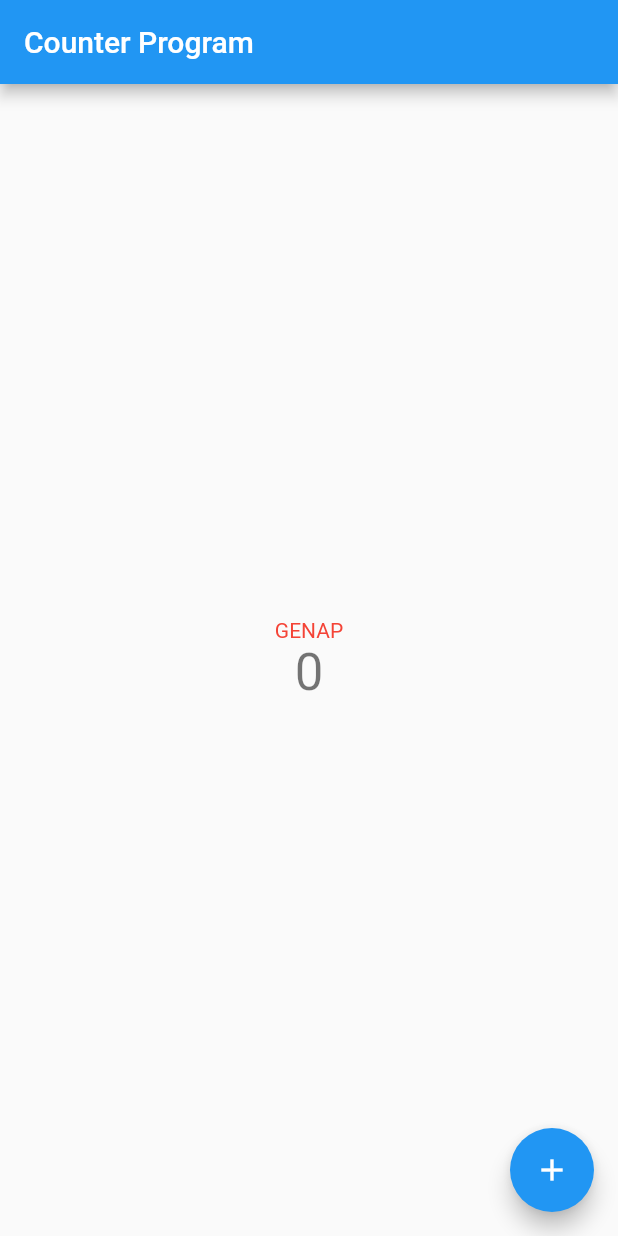
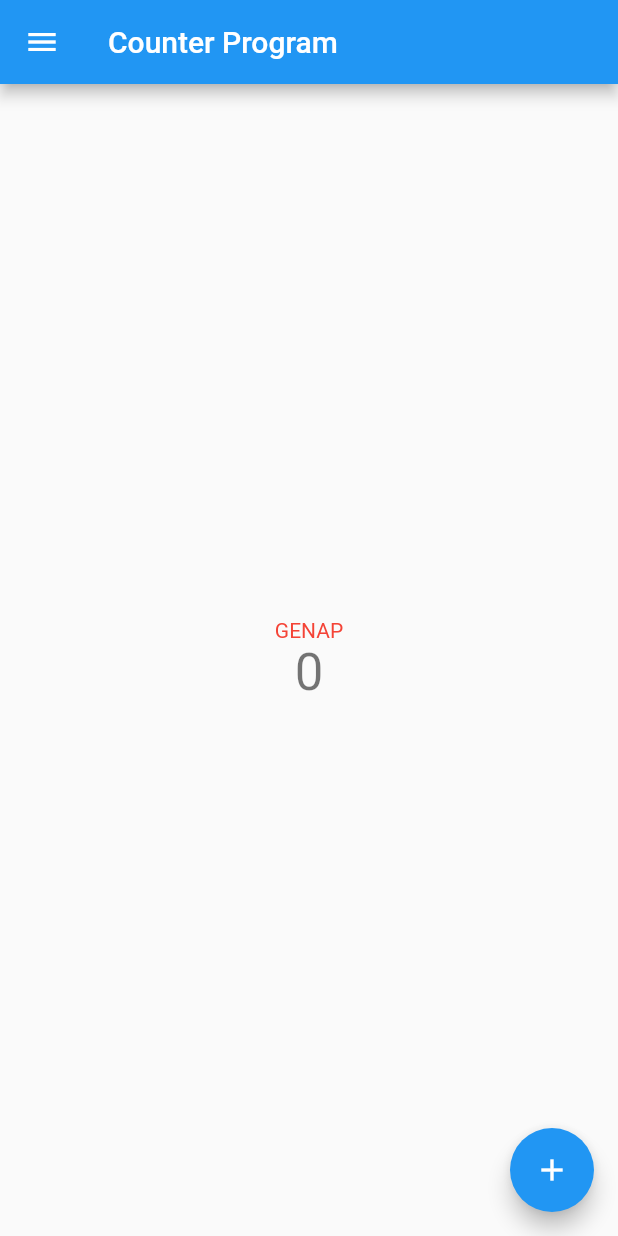
Before and after one commit to swastikanata/pbp-flutter-lab, a Flutter app: the screen it shows after launch, on a phone screen of 412 x 824 dp. Run offline on Flutter 3.47's test engine with Material 2 defaults, Android fonts, the phone set to English and light mode, and no system bars.

Commit message:
assignment8

```diff
--- /dev/null
+++ b/lib/app.dart
@@ -0,0 +1,24 @@
+import 'package:flutter/material.dart';
+import 'package:counter_7/pages/counter_7.dart';
+import 'package:counter_7/pages/budget_list.dart';
+import 'package:counter_7/pages/budget_form.dart';
+
+class MyApp extends StatelessWidget {
+  const MyApp({super.key});
+
+  // This widget is the root of your application.
+  @override
+  Widget build(BuildContext context) {
+    return MaterialApp(
+      title: 'Flutter Demo',
+      theme: ThemeData(
+        primarySwatch: Colors.blue,
+      ),
+      home: const Counter7(),
+      routes: {
+        '/budget-form': (context) => const FormBudget(),
+        '/budget-list': (context) => const DataBudget()
+      },
+    );
+  }
+}
--- a/lib/main.dart
+++ b/lib/main.dart
@@ -1,140 +1,6 @@
 import 'package:flutter/material.dart';
+import 'package:counter_7/app.dart';
 
 void main() {
   runApp(const MyApp());
 }
-
-class MyApp extends StatelessWidget {
-  const MyApp({super.key});
-
-  // This widget is the root of your application.
-  @override
-  Widget build(BuildContext context) {
-    return MaterialApp(
-      title: 'Flutter Demo',
-      theme: ThemeData(
-        // This is the theme of your application.
-        //
-        // Try running your application with "flutter run". You'll see the
-        // application has a blue toolbar. Then, without quitting the app, try
-        // changing the primarySwatch below to Colors.green and then invoke
-        // "hot reload" (press "r" in the console where you ran "flutter run",
-        // or simply save your changes to "hot reload" in a Flutter IDE).
-        // Notice that the counter didn't reset back to zero; the application
-        // is not restarted.
-        primarySwatch: Colors.blue,
-      ),
-      home: const MyHomePage(title: 'Counter Program'),
-    );
-  }
-}
-
-class MyHomePage extends StatefulWidget {
-  const MyHomePage({super.key, required this.title});
-
-  // This widget is the home page of your application. It is stateful, meaning
-  // that it has a State object (defined below) that contains fields that affect
-  // how it looks.
-
-  // This class is the configuration for the state. It holds the values (in this
-  // case the title) provided by the parent (in this case the App widget) and
-  // used by the build method of the State. Fields in a Widget subclass are
-  // always marked "final".
-
-  final String title;
-
-  @override
-  State<MyHomePage> createState() => _MyHomePageState();
-}
-
-class _MyHomePageState extends State<MyHomePage> {
-  int _counter = 0;
-  String _parity = "GENAP";
-  MaterialColor _color = Colors.red;
-  bool _isVisible = false;
-
-  void _incrementCounter() {
-    setState(() {
-      // This call to setState tells the Flutter framework that something has
-      // changed in this State, which causes it to rerun the build method below
-      // so that the display can reflect the updated values. If we changed
-      // _counter without calling setState(), then the build method would not be
-      // called again, and so nothing would appear to happen.
-      _counter++;
-    });
-    _setParity();
-  }
-
-  void _decrementCounter() {
-    setState(() {
-      if (_counter > 0) {
-        _counter--;
-      }
-    });
-    _setParity();
-  }
-
-  void _setParity() {
-    setState(() {
-      if (_counter % 2 == 0) {
-        _parity = "GENAP";
-        _color = Colors.red;
-      } else {
-        _parity = "GANJIL";
-        _color = Colors.blue;
-      }
-
-      if (_counter == 0) {
-        _isVisible = false;
-      } else {
-        _isVisible = true;
-      }
-    });
-  }
-
-  @override
-  Widget build(BuildContext context) {
-    return Scaffold(
-        appBar: AppBar(
-          title: Text(widget.title),
-        ),
-        body: Center(
-          child: Column(
-            mainAxisAlignment: MainAxisAlignment.center,
-            children: <Widget>[
-              Text(
-                _parity,
-                style: TextStyle(color: _color),
-              ),
-              Text(
-                '$_counter',
-                style: Theme.of(context).textTheme.headline4,
-              ),
-            ],
-          ),
-        ),
-
-        // This trailing comma makes auto-formatting nicer for build methods.
-        floatingActionButton: Padding(
-          padding: const EdgeInsets.only(left: 32.0),
-          child: Row(
-            mainAxisAlignment: MainAxisAlignment.spaceBetween,
-            children: [
-              Visibility(
-                visible: _isVisible,
-                child: FloatingActionButton(
-                  onPressed: _decrementCounter,
-                  tooltip: 'Decrement',
-                  child: const Icon(Icons.remove),
-                ),
-              ),
-              FloatingActionButton(
-                onPressed: _incrementCounter,
-                tooltip: 'Increment',
-                child: const Icon(Icons.add),
-              ),
-            ],
-          ),
-        ));
-  }
-}
--- /dev/null
+++ b/lib/pages/counter_7.dart
@@ -0,0 +1,99 @@
+import 'package:flutter/material.dart';
+import 'package:counter_7/widgets/drawer.dart';
+
+class Counter7 extends StatefulWidget {
+  const Counter7({super.key});
+
+  static const String title = "Counter Program";
+
+  @override
+  State<Counter7> createState() => _Counter7State();
+}
+
+class _Counter7State extends State<Counter7> {
+  int _counter = 0;
+  String _parity = "GENAP";
+  MaterialColor _color = Colors.red;
+  bool _isVisible = false;
+
+  void _incrementCounter() {
+    setState(() {
+      _counter++;
+    });
+    _setParity();
+  }
+
+  void _decrementCounter() {
+    setState(() {
+      if (_counter > 0) {
+        _counter--;
+      }
+    });
+    _setParity();
+  }
+
+  void _setParity() {
+    setState(() {
+      if (_counter % 2 == 0) {
+        _parity = "GENAP";
+        _color = Colors.red;
+      } else {
+        _parity = "GANJIL";
+        _color = Colors.blue;
+      }
+
+      if (_counter == 0) {
+        _isVisible = false;
+      } else {
+        _isVisible = true;
+      }
+    });
+  }
+
+  @override
+  Widget build(BuildContext context) {
+    return Scaffold(
+        appBar: AppBar(
+          title: const Text(Counter7.title),
+        ),
+        drawer: buildDrawer(context),
+        body: Center(
+          child: Column(
+            mainAxisAlignment: MainAxisAlignment.center,
+            children: <Widget>[
+              Text(
+                _parity,
+                style: TextStyle(color: _color),
+              ),
+              Text(
+                '$_counter',
+                style: Theme.of(context).textTheme.headline4,
+              ),
+            ],
+          ),
+        ),
+
+        // This trailing comma makes auto-formatting nicer for build methods.
+        floatingActionButton: Padding(
+          padding: const EdgeInsets.only(left: 32.0),
+          child: Row(
+            mainAxisAlignment: MainAxisAlignment.spaceBetween,
+            children: [
+              Visibility(
+                visible: _isVisible,
+                child: FloatingActionButton(
+                  onPressed: _decrementCounter,
+                  tooltip: 'Decrement',
+                  child: const Icon(Icons.remove),
+                ),
+              ),
+              FloatingActionButton(
+                onPressed: _incrementCounter,
+                tooltip: 'Increment',
+                child: const Icon(Icons.add),
+              ),
+            ],
+          ),
+        ));
+  }
+}
--- /dev/null
+++ b/lib/widgets/drawer.dart
@@ -0,0 +1,46 @@
+import 'package:flutter/material.dart';
+
+Drawer buildDrawer(BuildContext context) {
+  String? route = ModalRoute.of(context)?.settings.name;
+
+  return Drawer(
+    child: Column(
+      children: [
+        // Menambahkan clickable menu
+        ListTile(
+          title: const Text('counter_7'),
+          onTap: () {
+            // Route menu ke counter
+            if (route == '/') {
+              Navigator.pop(context);
+            } else {
+              Navigator.pushReplacementNamed(context, '/');
+            }
+          },
+        ),
+        ListTile(
+          title: const Text('Tambah Budget'),
+          onTap: () {
+            if (route == '/budget-form') {
+              Navigator.pop(context);
+            } else {
+              Navigator.pushReplacementNamed(context, '/budget-form');
+            }
+            // Route menu ke tambah budget
+          },
+        ),
+        ListTile(
+          title: const Text('Data Budget'),
+          onTap: () {
+            if (route == '/budget-list') {
+              Navigator.pop(context);
+            } else {
+              Navigator.pushReplacementNamed(context, '/budget-list');
+            }
+            // Route menu ke data budget
+          },
+        ),
+      ],
+    ),
+  );
+}
```
Also changed, not shown: lib/models/budget.dart (added, +28 -0 lines), lib/pages/budget_form.dart (added, +235 -0 lines), lib/pages/budget_list.dart (added, +34 -0 lines), lib/widgets/budget_card.dart (added, +42 -0 lines), 1 other file.
